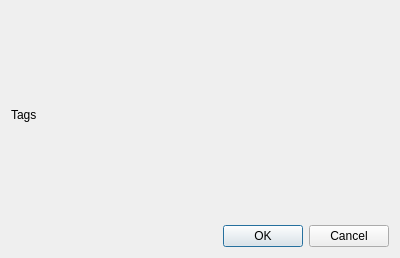
Above: Dialogs/TagDialog.ui from XChy/IntelliNote before the change. Below: the same form after it.
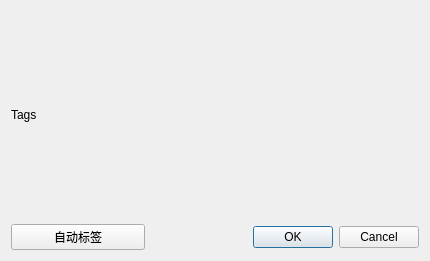
That is the form after the change. Custom widgets are drawn as their Qt base class.

Diff of the .ui file:
```diff
--- a/Dialogs/TagDialog.ui
+++ b/Dialogs/TagDialog.ui
@@ -6,25 +6,15 @@
    <rect>
     <x>0</x>
     <y>0</y>
-    <width>400</width>
-    <height>258</height>
+    <width>430</width>
+    <height>261</height>
    </rect>
   </property>
   <property name="windowTitle">
    <string>Dialog</string>
   </property>
   <layout class="QGridLayout" name="gridLayout">
-   <item row="0" column="0">
-    <widget class="QLabel" name="label">
-     <property name="text">
-      <string>Tags</string>
-     </property>
-    </widget>
-   </item>
-   <item row="0" column="1">
-    <widget class="everload_tags::Tags" name="tagEdit" native="true"/>
-   </item>
-   <item row="1" column="0" colspan="2">
+   <item row="1" column="1" colspan="2">
     <widget class="QDialogButtonBox" name="buttonBox">
      <property name="orientation">
       <enum>Qt::Horizontal</enum>
@@ -34,6 +24,23 @@
      </property>
     </widget>
    </item>
+   <item row="1" column="0">
+    <widget class="QPushButton" name="autoTagButton">
+     <property name="text">
+      <string>自动标签</string>
+     </property>
+    </widget>
+   </item>
+   <item row="0" column="0">
+    <widget class="QLabel" name="label">
+     <property name="text">
+      <string>Tags</string>
+     </property>
+    </widget>
+   </item>
+   <item row="0" column="1" colspan="2">
+    <widget class="everload_tags::Tags" name="tagEdit" native="true"/>
+   </item>
   </layout>
  </widget>
  <customwidgets>
```
Left out of the diff: 2 changed lines with no effect on the pictures.
